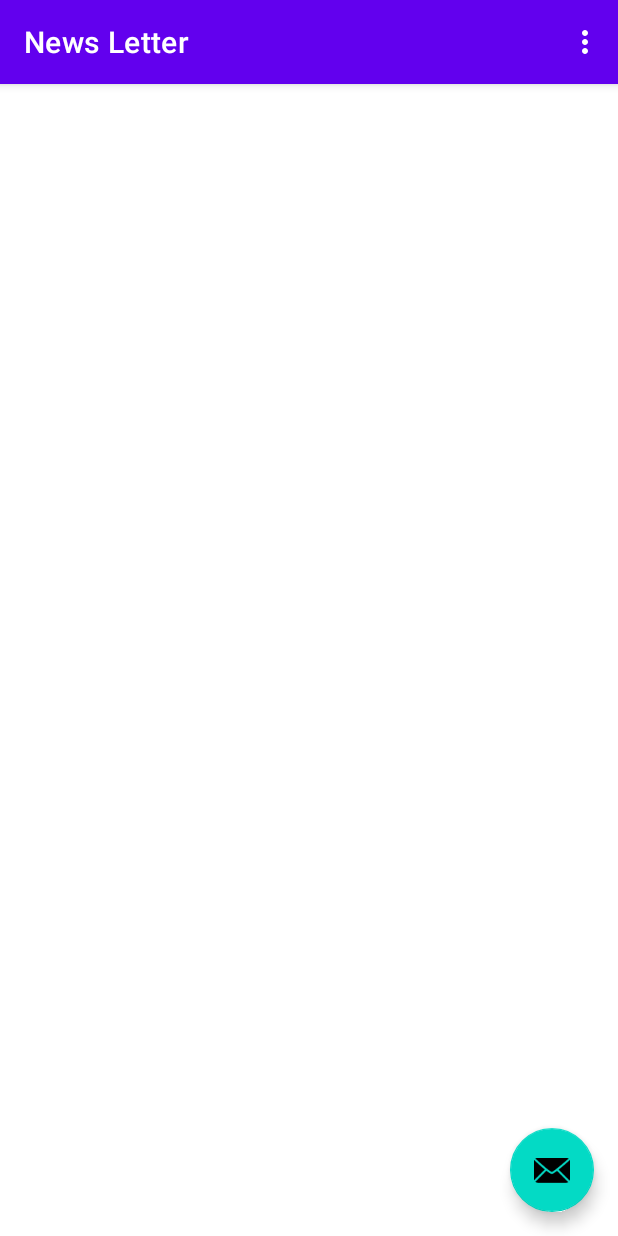
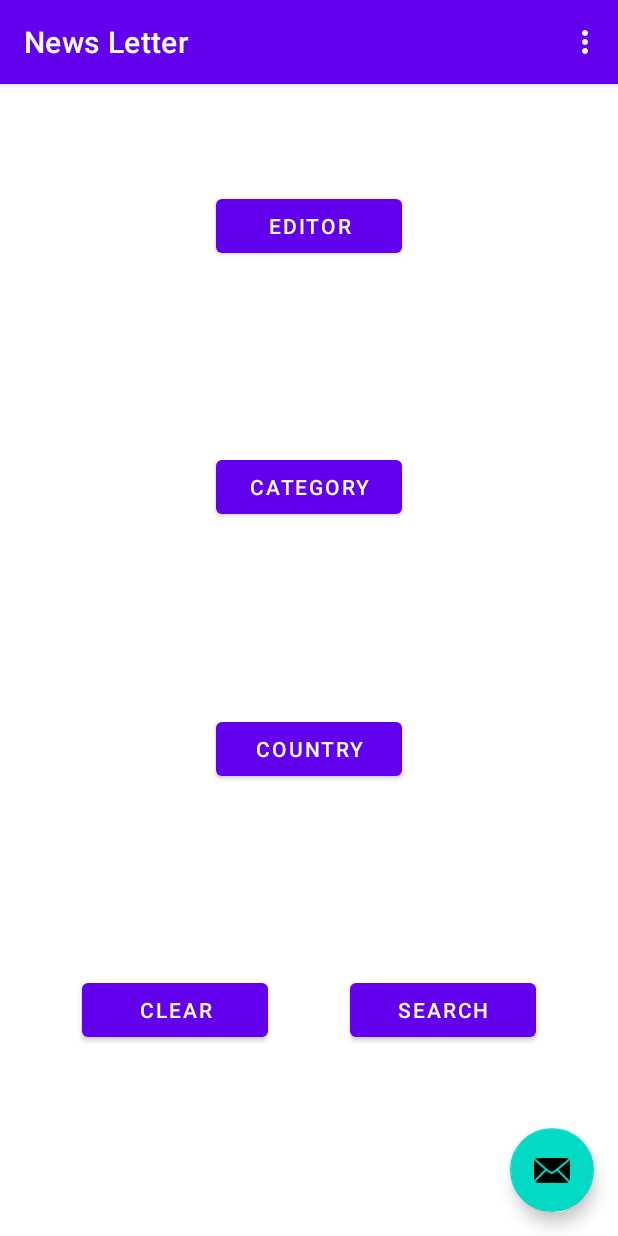
Before and after one commit to mmed199/newsletter, an Android app: the screen it shows after launch (MainActivity), on a phone screen of 412 x 824 dp. Run offline under Robolectric (Android 15) with nearby library versions, the phone set to English and light mode, and no system bars; network calls fail; 1 statement that could not run was skipped.

```diff
--- a/app/build.gradle
+++ b/app/build.gradle
@@ -44,6 +44,7 @@ dependencies {
     implementation 'androidx.constraintlayout:constraintlayout:2.0.2'
     implementation 'androidx.navigation:navigation-fragment-ktx:2.3.1'
     implementation 'androidx.navigation:navigation-ui-ktx:2.3.1'
+    implementation 'androidx.legacy:legacy-support-v4:1.0.0'
     testImplementation 'junit:junit:4.+'
     androidTestImplementation 'androidx.test.ext:junit:1.1.2'
     androidTestImplementation 'androidx.test.espresso:espresso-core:3.3.0'
--- a/app/src/main/AndroidManifest.xml
+++ b/app/src/main/AndroidManifest.xml
@@ -1,6 +1,10 @@
 <?xml version="1.0" encoding="utf-8"?>
+
 <manifest xmlns:android="http://schemas.android.com/apk/res/android"
     package="com.mbds.newsletter">
+
+    <uses-permission android:name="android.permission.INTERNET" />
+    <uses-permission android:name="android.permission.ACCESS_NETWORK_STATE" />
 
     <application
         android:allowBackup="true"
--- a/app/src/main/java/com/mbds/newsletter/MainActivity.kt
+++ b/app/src/main/java/com/mbds/newsletter/MainActivity.kt
@@ -6,6 +6,8 @@ import com.google.android.material.snackbar.Snackbar
 import androidx.appcompat.app.AppCompatActivity
 import android.view.Menu
 import android.view.MenuItem
+import androidx.fragment.app.Fragment
+import com.mbds.newsletter.fragments.HomeFragment
 
 class MainActivity : AppCompatActivity() {
 
@@ -14,25 +16,30 @@ class MainActivity : AppCompatActivity() {
         setContentView(R.layout.activity_main)
         setSupportActionBar(findViewById(R.id.toolbar))
 
-        findViewById<FloatingActionButton>(R.id.fab).setOnClickListener { view ->
+        /*findViewById<FloatingActionButton>(R.id.fab).setOnClickListener { view ->
             Snackbar.make(view, "Replace with your own action", Snackbar.LENGTH_LONG)
                     .setAction("Action", null).show()
-        }
+        }*/
+        changeFragment(HomeFragment())
     }
 
     override fun onCreateOptionsMenu(menu: Menu): Boolean {
-        // Inflate the menu; this adds items to the action bar if it is present.
         menuInflater.inflate(R.menu.menu_main, menu)
         return true
     }
 
     override fun onOptionsItemSelected(item: MenuItem): Boolean {
-        // Handle action bar item clicks here. The action bar will
-        // automatically handle clicks on the Home/Up button, so long
-        // as you specify a parent activity in AndroidManifest.xml.
         return when (item.itemId) {
             R.id.action_settings -> true
             else -> super.onOptionsItemSelected(item)
         }
     }
 }
+
+
+fun MainActivity.changeFragment(fragment: Fragment) {
+    supportFragmentManager.beginTransaction().apply {
+        replace(R.id.fragment_container, fragment)
+        addToBackStack(null)
+    }.commit()
+}
--- /dev/null
+++ b/app/src/main/java/com/mbds/newsletter/repositories/NewsApiRepository.kt
@@ -0,0 +1,72 @@
+package com.mbds.newsletter.repositories
+
+import com.mbds.newsletter.models.ArticlesResponse
+import com.mbds.newsletter.models.SourcesResponse
+import com.mbds.newsletter.services.NewsApiService
+import okhttp3.Interceptor
+import okhttp3.OkHttpClient
+import okhttp3.Response
+import okhttp3.logging.HttpLoggingInterceptor
+import retrofit2.Retrofit
+import retrofit2.converter.gson.GsonConverterFactory
+
+class NewsApiRepository {
+    private val service: NewsApiService
+    init {
+
+        // Add API KEY to Authorization
+        val clientBulider = OkHttpClient.Builder()
+                .addInterceptor(AuthenticationInterceptor())
+
+        // Enable Logger
+        val interceptor = HttpLoggingInterceptor()
+        interceptor.level = HttpLoggingInterceptor.Level.BODY
+        clientBulider.addInterceptor(interceptor)
+
+
+        //Build Client
+        val client = clientBulider.build()
+
+        val retrofit = Retrofit.Builder().apply {
+            baseUrl("https://newsapi.org/v2/")
+            client(client)
+            addConverterFactory(GsonConverterFactory.create())
+        }.build()
+
+        service = retrofit.create(NewsApiService::class.java)
+    }
+
+    class AuthenticationInterceptor: Interceptor {
+        override fun intercept(chain: Interceptor.Chain): Response {
+            var request = chain.request()
+            val headers = request
+                    .headers
+                    .newBuilder()
+                    .add("Authorization", "Bearer 91a74b33e53d4850a4c72de214f81173")
+                    .build()
+
+            request = request
+                    .newBuilder()
+                    .headers(headers)
+                    .build()
+            return chain.proceed(request)
+        }
+
+    }
+
+    fun sources(category : String, country:String): SourcesResponse? {
+        val response = service.sources(category = category, country = country).execute()
+        return response.body()
+    }
+
+    fun everything(category : String, sources:String): ArticlesResponse? {
+        val response = service.everything(category = category, sources = sources).execute()
+        return response.body()
+    }
+
+    fun headlines(country:String, category : String): ArticlesResponse? {
+        val response = service.headlines(category = category, country = country).execute()
+        return response.body()
+    }
+
+}
--- /dev/null
+++ b/app/src/main/java/com/mbds/newsletter/services/NewsApiService.kt
@@ -0,0 +1,18 @@
+package com.mbds.newsletter.services
+
+import com.mbds.newsletter.models.ArticlesResponse
+import com.mbds.newsletter.models.SourcesResponse
+import retrofit2.Call
+import retrofit2.http.GET
+import retrofit2.http.Query
+
+interface NewsApiService {
+    @GET("/v2/sources")
+    fun sources(@Query("category") category : String, @Query("country") country : String): Call<SourcesResponse>
+
+    @GET("/v2/everything")
+    fun everything(@Query("q") category : String, @Query("sources") sources : String): Call<ArticlesResponse>
+
+    @GET("/v2/top-headlines")
+    fun headlines(@Query("country") country : String, @Query("q") category: String): Call<ArticlesResponse>
+}
--- a/app/src/main/res/layout/activity_main.xml
+++ b/app/src/main/res/layout/activity_main.xml
@@ -20,7 +20,11 @@
 
     </com.google.android.material.appbar.AppBarLayout>
 
-    <include layout="@layout/content_main" />
+    <!-- <include layout="@layout/content_main" />-->
+    <FrameLayout
+        android:id="@+id/fragment_container"
+        android:layout_width="match_parent"
+        android:layout_height="match_parent" />
 
     <com.google.android.material.floatingactionbutton.FloatingActionButton
         android:id="@+id/fab"
--- a/app/src/main/res/layout/home_fragment.xml
+++ b/app/src/main/res/layout/home_fragment.xml
@@ -9,11 +9,20 @@
     <Button
         android:id="@+id/button_editor"
         android:layout_width="0dp"
-        app:layout_constraintWidth_percent="0.3"
         android:layout_height="wrap_content"
         android:text="@string/editor"
-        app:layout_constraintTop_toTopOf = "parent"
-        app:layout_constraintBottom_toTopOf = "@+id/button_category"
+        app:layout_constraintBottom_toTopOf="@+id/button_category"
+        app:layout_constraintEnd_toEndOf="parent"
+        app:layout_constraintStart_toStartOf="parent"
+        app:layout_constraintTop_toTopOf="parent"
+        app:layout_constraintWidth_percent="0.3" />
+
+    <TextView
+        android:id="@+id/text_editor"
+        android:layout_width="wrap_content"
+        android:layout_height="wrap_content"
+        android:text=""
+        app:layout_constraintTop_toBottomOf = "@id/button_editor"
         app:layout_constraintStart_toStartOf="parent"
         app:layout_constraintEnd_toEndOf="parent"
         />
@@ -30,6 +39,16 @@
         app:layout_constraintEnd_toEndOf="parent"
         />
 
+    <TextView
+        android:id="@+id/text_category"
+        android:layout_width="wrap_content"
+        android:layout_height="wrap_content"
+        android:text=""
+        app:layout_constraintTop_toBottomOf = "@id/button_category"
+        app:layout_constraintStart_toStartOf="parent"
+        app:layout_constraintEnd_toEndOf="parent"
+        />
+
     <Button
         android:id="@+id/button_country"
         android:layout_width="0dp"
@@ -37,8 +56,43 @@
         android:layout_height="wrap_content"
         android:text="@string/country"
         app:layout_constraintTop_toBottomOf="@id/button_category"
-        app:layout_constraintBottom_toBottomOf="parent"
+        app:layout_constraintBottom_toTopOf="@id/button_clear"
         app:layout_constraintStart_toStartOf="parent"
         app:layout_constraintEnd_toEndOf="parent"
         />
+
+    <TextView
+        android:id="@+id/text_country"
+        android:layout_width="wrap_content"
+        android:layout_height="wrap_content"
+        android:text=""
+        app:layout_constraintTop_toBottomOf = "@id/button_country"
+        app:layout_constraintStart_toStartOf="parent"
+        app:layout_constraintEnd_toEndOf="parent"
+        />
+
+    <Button
+        android:id="@+id/button_clear"
+        android:layout_width="0dp"
+        app:layout_constraintWidth_percent="0.3"
+        android:layout_height="wrap_content"
+        android:text="@string/clear"
+        app:layout_constraintTop_toBottomOf="@id/button_country"
+        app:layout_constraintBottom_toBottomOf="parent"
+        app:layout_constraintStart_toStartOf="parent"
+        app:layout_constraintEnd_toStartOf="@id/button_search"
+        />
+
+    <Button
+        android:id="@+id/button_search"
+        android:layout_width="0dp"
+        app:layout_constraintWidth_percent="0.3"
+        android:layout_height="wrap_content"
+        android:text="@string/search"
+        app:layout_constraintTop_toBottomOf="@id/button_country"
+        app:layout_constraintBottom_toBottomOf="parent"
+        app:layout_constraintStart_toEndOf="@id/button_clear"
+        app:layout_constraintEnd_toEndOf="parent"
+        />
+
 </androidx.constraintlayout.widget.ConstraintLayout>
--- a/app/src/main/res/values/strings.xml
+++ b/app/src/main/res/values/strings.xml
@@ -10,10 +10,12 @@
 
     <string name="pick_category">Pick a Category from the list :</string>
     <string name="pick_country">Pick a Country from the list :</string>
+    <string name="pick_editor">Pick an Editor from the list :</string>
 
 
-    <string-array
-        name="categories">
+    <string name="clear">Clear</string>
+    <string name="search">Search</string>
+    <string-array name="categories">
         <item>Sport</item>
         <item>Economy</item>
         <item>Science</item>
@@ -23,4 +25,6 @@
     </string-array>
 
     <string name="hello_second_fragment">Hello second fragment. Arg: %1$s</string>
+    <!-- TODO: Remove or change this placeholder text -->
+    <string name="hello_blank_fragment">Hello blank fragment</string>
 </resources>
```
Also changed, not shown: app/src/main/java/com/mbds/newsletter/fragments/ArticlesFragment.kt (added, +79 -0 lines), app/src/main/java/com/mbds/newsletter/fragments/HomeFragment.kt (+103 -9 lines), app/src/main/java/com/mbds/newsletter/models/Article.kt (added, +10 -0 lines), app/src/main/java/com/mbds/newsletter/models/ArticlesResponse.kt (added, +7 -0 lines), app/src/main/java/com/mbds/newsletter/models/Source.kt (added, +7 -0 lines), app/src/main/java/com/mbds/newsletter/models/SourcesResponse.kt (added, +7 -0 lines), app/src/main/java/com/mbds/newsletter/utils/Endpoints.kt (added, +8 -0 lines), app/src/main/res/layout/fragment_articles.xml (added, +14 -0 lines).
